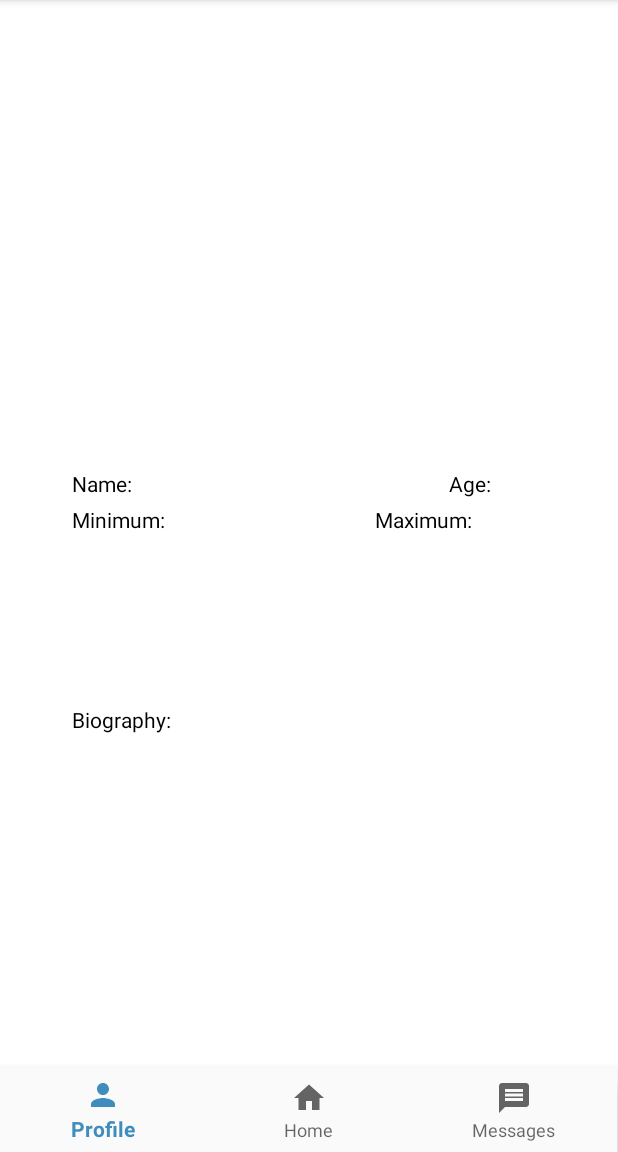
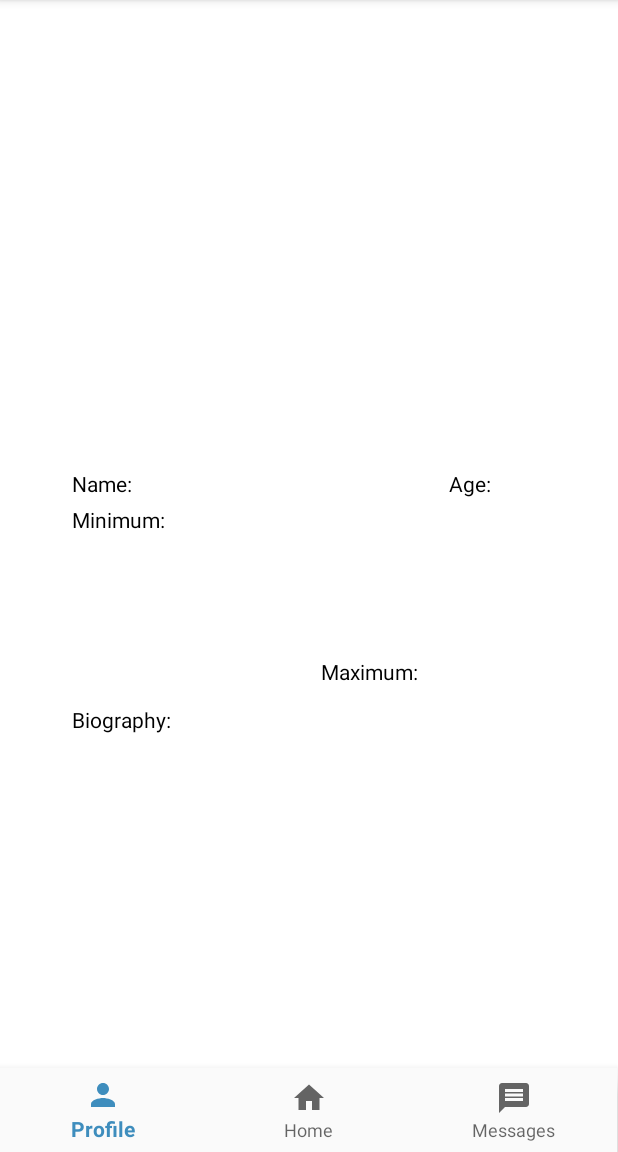
Before and after one commit to SamOstlund/Room8, an Android app: the profileActivity screen opened directly, with no data from a screen before it, on a phone screen of 412 x 824 dp, the part 84-1236 px from its top. Run offline under Robolectric (Android 15) with nearby library versions, the phone set to English and light mode, and no system bars; our stand-ins replace Firebase (no records; nobody signed in at launch, a user with empty details on screens opened directly); pictures from the network do not load.

Commit message:
Minor changes to profile to prevent large numbers not being shown all the way

```diff
--- a/app/src/main/res/layout/activity_profile.xml
+++ b/app/src/main/res/layout/activity_profile.xml
@@ -113,7 +113,7 @@
 
     <TextView
         android:id="@+id/minBox"
-        android:layout_width="100dp"
+        android:layout_width="80dp"
         android:layout_height="24dp"
         android:textColor="#000000"
         app:layout_constraintStart_toEndOf="@+id/minIDBox"
@@ -123,20 +123,19 @@
         android:id="@+id/maxIDBox"
         android:layout_width="70dp"
         android:layout_height="24dp"
-        android:layout_marginStart="32dp"
-        android:layout_marginLeft="32dp"
+        android:layout_marginBottom="32dp"
         android:textColor="#000000"
-        app:layout_constraintStart_toEndOf="@+id/minBox"
-        app:layout_constraintTop_toBottomOf="@+id/ageIDBox" />
+        app:layout_constraintBottom_toTopOf="@+id/bioBox"
+        app:layout_constraintEnd_toStartOf="@+id/maxBox" />
 
     <TextView
         android:id="@+id/maxBox"
-        android:layout_width="40dp"
+        android:layout_width="80dp"
         android:layout_height="24dp"
-        android:layout_marginStart="2dp"
-        android:layout_marginLeft="2dp"
+        android:layout_marginEnd="48dp"
+        android:layout_marginRight="48dp"
         android:textColor="#000000"
-        app:layout_constraintStart_toEndOf="@+id/maxIDBox"
+        app:layout_constraintEnd_toEndOf="parent"
         app:layout_constraintTop_toBottomOf="@+id/ageBox" />
 
     <TextView
```
